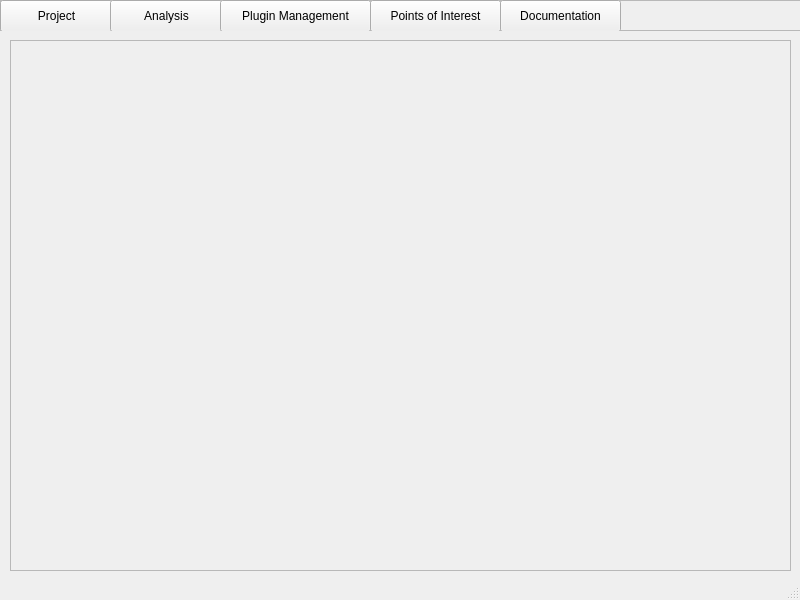
Above: main.ui from maurygrin/Software-Project-Team9 before the change. Below: the same form after it.
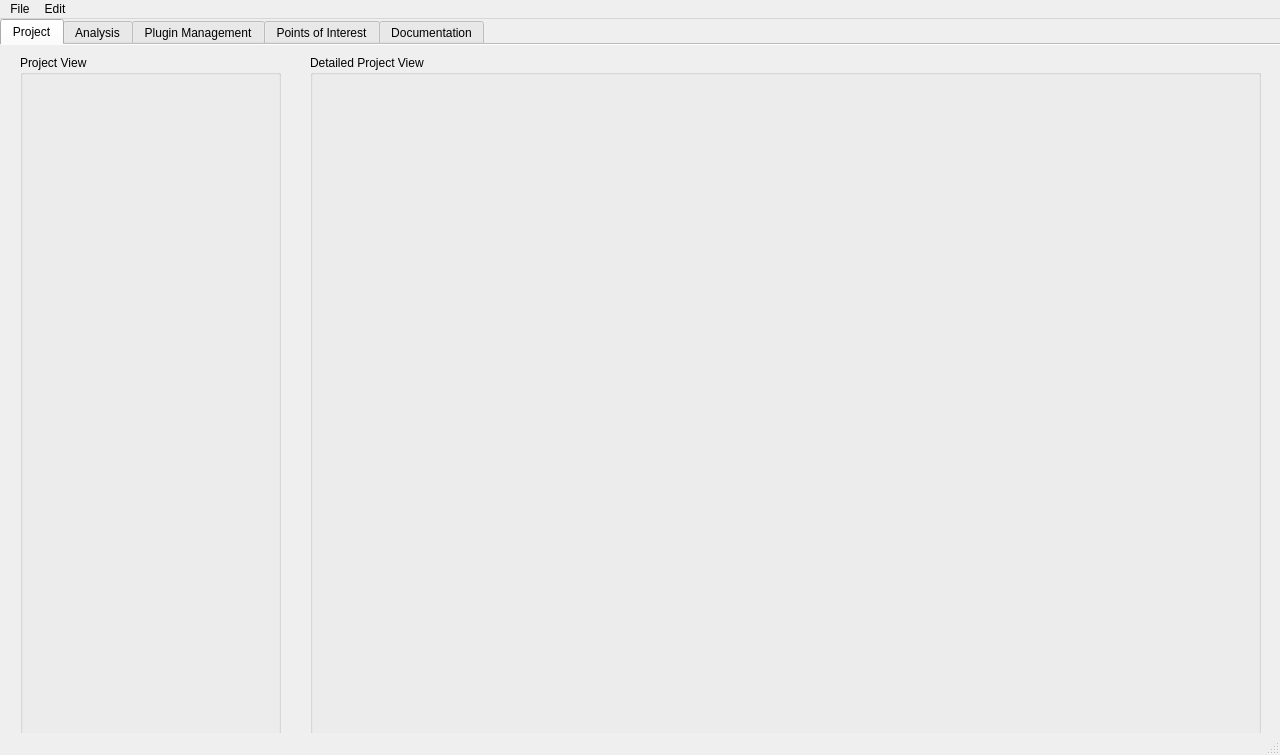
That is the form after the change.

Patch:
```diff
--- a/main.ui
+++ b/main.ui
@@ -6,111 +6,222 @@
    <rect>
     <x>0</x>
     <y>0</y>
-    <width>800</width>
-    <height>600</height>
+    <width>1280</width>
+    <height>755</height>
    </rect>
   </property>
   <property name="windowTitle">
    <string>BEAT: Binary Extraction and Analysis Tool</string>
   </property>
   <widget class="QWidget" name="centralwidget">
-   <widget class="QFrame" name="frame">
+   <widget class="QTabWidget" name="tabWidget">
     <property name="geometry">
      <rect>
       <x>0</x>
       <y>0</y>
-      <width>801</width>
-      <height>31</height>
+      <width>1281</width>
+      <height>721</height>
      </rect>
     </property>
-    <property name="frameShape">
-     <enum>QFrame::StyledPanel</enum>
+    <property name="layoutDirection">
+     <enum>Qt::LeftToRight</enum>
     </property>
-    <property name="frameShadow">
-     <enum>QFrame::Raised</enum>
+    <property name="currentIndex">
+     <number>0</number>
     </property>
-    <widget class="QPushButton" name="pushButton">
-     <property name="geometry">
-      <rect>
-       <x>0</x>
-       <y>0</y>
-       <width>113</width>
-       <height>32</height>
-      </rect>
-     </property>
-     <property name="text">
+    <property name="elideMode">
+     <enum>Qt::ElideLeft</enum>
+    </property>
+    <property name="documentMode">
+     <bool>true</bool>
+    </property>
+    <property name="tabsClosable">
+     <bool>false</bool>
+    </property>
+    <property name="movable">
+     <bool>true</bool>
+    </property>
+    <property name="tabBarAutoHide">
+     <bool>false</bool>
+    </property>
+    <widget class="QWidget" name="tab">
+     <attribute name="title">
       <string>Project</string>
-     </property>
+     </attribute>
+     <widget class="QGroupBox" name="groupBox">
+      <property name="geometry">
+       <rect>
+        <x>20</x>
+        <y>10</y>
+        <width>261</width>
+        <height>681</height>
+       </rect>
+      </property>
+      <property name="title">
+       <string>Project View</string>
+      </property>
+     </widget>
+     <widget class="QGroupBox" name="groupBox_2">
+      <property name="geometry">
+       <rect>
+        <x>310</x>
+        <y>10</y>
+        <width>951</width>
+        <height>681</height>
+       </rect>
+      </property>
+      <property name="title">
+       <string>Detailed Project View</string>
+      </property>
+     </widget>
     </widget>
-    <widget class="QPushButton" name="pushButton_2">
-     <property name="geometry">
-      <rect>
-       <x>110</x>
-       <y>0</y>
-       <width>113</width>
-       <height>32</height>
-      </rect>
-     </property>
-     <property name="text">
+    <widget class="QWidget" name="tab_2">
+     <attribute name="title">
       <string>Analysis</string>
-     </property>
+     </attribute>
+     <widget class="QGroupBox" name="groupBox_3">
+      <property name="geometry">
+       <rect>
+        <x>310</x>
+        <y>120</y>
+        <width>951</width>
+        <height>571</height>
+       </rect>
+      </property>
+      <property name="title">
+       <string>Detailed Point of Interest View</string>
+      </property>
+     </widget>
+     <widget class="QGroupBox" name="groupBox_4">
+      <property name="geometry">
+       <rect>
+        <x>20</x>
+        <y>120</y>
+        <width>261</width>
+        <height>571</height>
+       </rect>
+      </property>
+      <property name="title">
+       <string>Point of Interest View</string>
+      </property>
+     </widget>
     </widget>
-    <widget class="QPushButton" name="pushButton_3">
-     <property name="geometry">
-      <rect>
-       <x>220</x>
-       <y>0</y>
-       <width>151</width>
-       <height>32</height>
-      </rect>
-     </property>
-     <property name="text">
+    <widget class="QWidget" name="tab_3">
+     <attribute name="title">
       <string>Plugin Management</string>
-     </property>
+     </attribute>
+     <widget class="QGroupBox" name="groupBox_5">
+      <property name="geometry">
+       <rect>
+        <x>20</x>
+        <y>10</y>
+        <width>261</width>
+        <height>681</height>
+       </rect>
+      </property>
+      <property name="title">
+       <string>Plugin View</string>
+      </property>
+     </widget>
+     <widget class="QGroupBox" name="groupBox_6">
+      <property name="geometry">
+       <rect>
+        <x>310</x>
+        <y>10</y>
+        <width>951</width>
+        <height>681</height>
+       </rect>
+      </property>
+      <property name="title">
+       <string>Detailed Plugin View</string>
+      </property>
+     </widget>
     </widget>
-    <widget class="QPushButton" name="pushButton_4">
-     <property name="geometry">
-      <rect>
-       <x>370</x>
-       <y>0</y>
-       <width>131</width>
-       <height>32</height>
-      </rect>
-     </property>
-     <property name="text">
+    <widget class="QWidget" name="tab_4">
+     <attribute name="title">
       <string>Points of Interest</string>
-     </property>
+     </attribute>
+     <widget class="QGroupBox" name="groupBox_7">
+      <property name="geometry">
+       <rect>
+        <x>20</x>
+        <y>10</y>
+        <width>261</width>
+        <height>681</height>
+       </rect>
+      </property>
+      <property name="title">
+       <string>Point of Interest View</string>
+      </property>
+     </widget>
+     <widget class="QGroupBox" name="groupBox_8">
+      <property name="geometry">
+       <rect>
+        <x>310</x>
+        <y>10</y>
+        <width>951</width>
+        <height>681</height>
+       </rect>
+      </property>
+      <property name="title">
+       <string>Detailed Point of Interest View</string>
+      </property>
+     </widget>
     </widget>
-    <widget class="QPushButton" name="pushButton_5">
-     <property name="geometry">
-      <rect>
-       <x>500</x>
-       <y>0</y>
-       <width>121</width>
-       <height>32</height>
-      </rect>
-     </property>
-     <property name="text">
+    <widget class="QWidget" name="Documentation">
+     <attribute name="title">
       <string>Documentation</string>
-     </property>
+     </attribute>
+     <widget class="QGroupBox" name="groupBox_9">
+      <property name="geometry">
+       <rect>
+        <x>310</x>
+        <y>10</y>
+        <width>951</width>
+        <height>681</height>
+       </rect>
+      </property>
+      <property name="title">
+       <string>Detailed Documentation View</string>
+      </property>
+     </widget>
+     <widget class="QGroupBox" name="groupBox_10">
+      <property name="geometry">
+       <rect>
+        <x>20</x>
+        <y>10</y>
+        <width>261</width>
+        <height>681</height>
+       </rect>
+      </property>
+      <property name="title">
+       <string>Documentation View</string>
+      </property>
+     </widget>
     </widget>
    </widget>
-   <widget class="QFrame" name="frame_2">
-    <property name="geometry">
-     <rect>
-      <x>10</x>
-      <y>40</y>
-      <width>781</width>
-      <height>531</height>
-     </rect>
+  </widget>
+  <widget class="QMenuBar" name="menubar">
+   <property name="geometry">
+    <rect>
+     <x>0</x>
+     <y>0</y>
+     <width>1280</width>
+     <height>22</height>
+    </rect>
+   </property>
+   <widget class="QMenu" name="menuFile">
+    <property name="title">
+     <string>File</string>
     </property>
-    <property name="frameShape">
-     <enum>QFrame::StyledPanel</enum>
+   </widget>
+   <widget class="QMenu" name="menuEdit">
+    <property name="title">
+     <string>Edit</string>
     </property>
-    <property name="frameShadow">
-     <enum>QFrame::Raised</enum>
-    </property>
    </widget>
+   <addaction name="menuFile"/>
+   <addaction name="menuEdit"/>
   </widget>
   <widget class="QStatusBar" name="statusbar"/>
  </widget>
```
